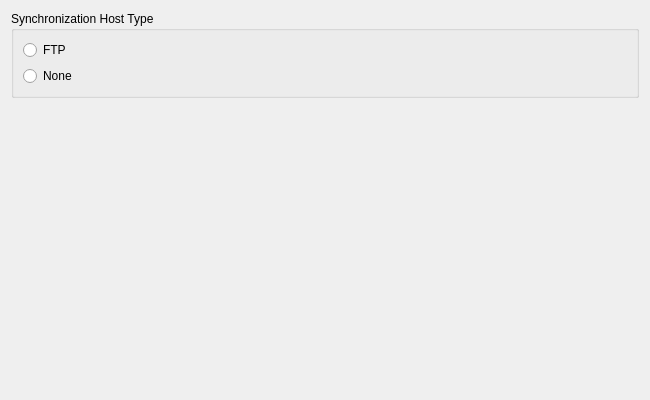
First picture: the form in Helpviewer/Sync/SyncHostTypePage.ui, repository testmana2/test, before the edit.
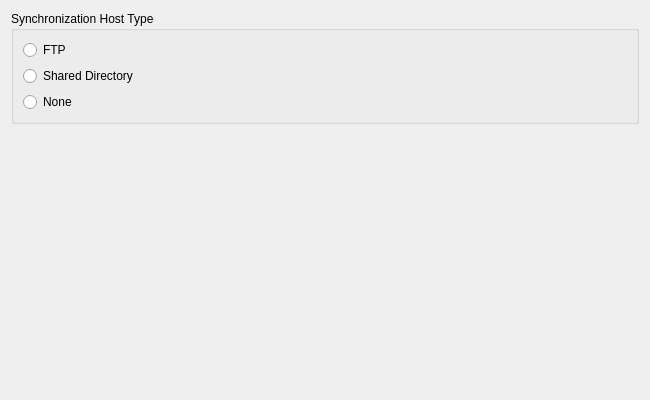
Second picture: the form after the edit.

Commit message: Added capability to synchronize bookmarks, history, passwords and user agent settings via a shared directory.

```diff
--- a/Helpviewer/Sync/SyncHostTypePage.ui
+++ b/Helpviewer/Sync/SyncHostTypePage.ui
@@ -33,6 +33,16 @@
         </property>
        </widget>
       </item>
+      <item>
+       <widget class="QRadioButton" name="directoryRadioButton">
+        <property name="toolTip">
+         <string>Select to use a shared directory</string>
+        </property>
+        <property name="text">
+         <string>Shared Directory</string>
+        </property>
+       </widget>
+      </item>
       <item>
        <widget class="QRadioButton" name="noneRadioButton">
         <property name="toolTip">
```
Left out of the diff: 5 changed lines with no effect on the pictures. The commit also changes 34 other files.
